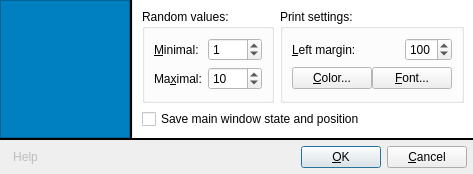
Qt form ui/settingsdialog.ui (leppa/tspsg) before a commit.
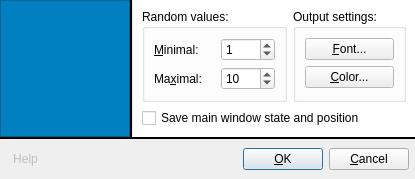
The same form after that commit. Icons and pictures are not drawn.

The edit to the form file:
```diff
--- a/ui/settingsdialog.ui
+++ b/ui/settingsdialog.ui
@@ -6,8 +6,8 @@
    <rect>
     <x>0</x>
     <y>0</y>
-    <width>448</width>
-    <height>174</height>
+    <width>415</width>
+    <height>176</height>
    </rect>
   </property>
   <property name="windowTitle">
@@ -232,88 +232,42 @@
           <item>
            <widget class="QGroupBox" name="groupPrintSetup">
             <property name="title">
-             <string>Print settings:</string>
+             <string>Output settings:</string>
             </property>
             <layout class="QVBoxLayout" name="verticalLayout">
              <item>
-              <layout class="QHBoxLayout">
-               <item>
-                <widget class="QLabel" name="labelLeftMargin">
-                 <property name="sizePolicy">
-                  <sizepolicy hsizetype="Expanding" vsizetype="Preferred">
-                   <horstretch>0</horstretch>
-                   <verstretch>0</verstretch>
-                  </sizepolicy>
-                 </property>
-                 <property name="text">
-                  <string>&amp;Left margin:</string>
-                 </property>
-                 <property name="buddy">
-                  <cstring>spinLeftMargin</cstring>
-                 </property>
-                </widget>
-               </item>
-               <item>
-                <widget class="QSpinBox" name="spinLeftMargin">
-                 <property name="cursor">
-                  <cursorShape>PointingHandCursor</cursorShape>
-                 </property>
-                 <property name="statusTip">
-                  <string>Left border margin for page</string>
-                 </property>
-                 <property name="maximum">
-                  <number>999</number>
-                 </property>
-                 <property name="singleStep">
-                  <number>10</number>
-                 </property>
-                 <property name="value">
-                  <number>100</number>
-                 </property>
-                </widget>
-               </item>
-              </layout>
+              <widget class="QPushButton" name="buttonFont">
+               <property name="cursor">
+                <cursorShape>PointingHandCursor</cursorShape>
+               </property>
+               <property name="statusTip">
+                <string>Font face for printing</string>
+               </property>
+               <property name="text">
+                <string>&amp;Font...</string>
+               </property>
+               <property name="icon">
+                <iconset resource="../resources/tspsg.qrc">
+                 <normaloff>:/images/icons/fonts.png</normaloff>:/images/icons/fonts.png</iconset>
+               </property>
+              </widget>
              </item>
              <item>
-              <layout class="QHBoxLayout" name="horizontalLayout">
-               <property name="spacing">
-                <number>0</number>
+              <widget class="QPushButton" name="buttonColor">
+               <property name="cursor">
+                <cursorShape>PointingHandCursor</cursorShape>
                </property>
-               <item>
-                <widget class="QPushButton" name="buttonColor">
-                 <property name="cursor">
-                  <cursorShape>PointingHandCursor</cursorShape>
-                 </property>
-                 <property name="statusTip">
-                  <string>Font color for printing</string>
-                 </property>
-                 <property name="text">
-                  <string>&amp;Color...</string>
-                 </property>
-                 <property name="icon">
-                  <iconset resource="../resources/tspsg.qrc">
-                   <normaloff>:/images/icons/color_line.png</normaloff>:/images/icons/color_line.png</iconset>
-                 </property>
-                </widget>
-               </item>
-               <item>
-                <widget class="QPushButton" name="buttonFont">
-                 <property name="cursor">
-                  <cursorShape>PointingHandCursor</cursorShape>
-                 </property>
-                 <property name="statusTip">
-                  <string>Font face for printing</string>
-                 </property>
-                 <property name="text">
-                  <string>&amp;Font...</string>
-                 </property>
-                 <property name="icon">
-                  <iconset resource="../resources/tspsg.qrc">
-                   <normaloff>:/images/icons/fonts.png</normaloff>:/images/icons/fonts.png</iconset>
-                 </property>
-                </widget>
-               </item>
-              </layout>
+               <property name="statusTip">
+                <string>Font color for printing</string>
+               </property>
+               <property name="text">
+                <string>&amp;Color...</string>
+               </property>
+               <property name="icon">
+                <iconset resource="../resources/tspsg.qrc">
+                 <normaloff>:/images/icons/color_line.png</normaloff>:/images/icons/color_line.png</iconset>
+               </property>
+              </widget>
              </item>
             </layout>
            </widget>
@@ -399,6 +353,18 @@
          <verstretch>0</verstretch>
         </sizepolicy>
        </property>
+       <property name="minimumSize">
+        <size>
+         <width>0</width>
+         <height>28</height>
+        </size>
+       </property>
+       <property name="maximumSize">
+        <size>
+         <width>16777215</width>
+         <height>28</height>
+        </size>
+       </property>
        <property name="statusTip">
         <string>Hover mouse pointer over dialog elements to get additional help</string>
        </property>
```
Left out of the diff: 10 changed lines with no effect on the pictures.
